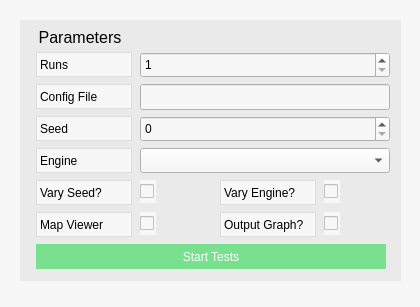
Before: the Qt Designer form main/cpp/ui/stridewindow.ui in svissers/peryite, drawn with Qt 5.
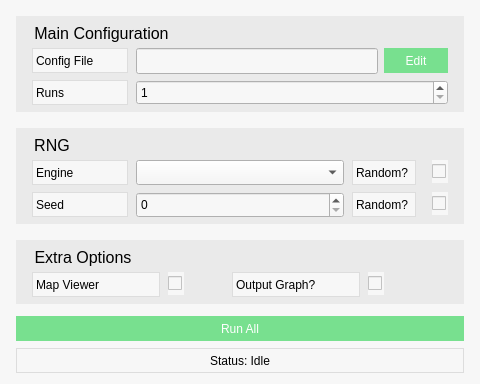
After: the same form once the commit is applied.

Commit message: StrideWindow UI overhaul to make room for new features, and better layout.

Patch:
```diff
--- a/main/cpp/ui/stridewindow.ui
+++ b/main/cpp/ui/stridewindow.ui
@@ -6,8 +6,8 @@
    <rect>
     <x>0</x>
     <y>0</y>
-    <width>420</width>
-    <height>307</height>
+    <width>480</width>
+    <height>384</height>
    </rect>
   </property>
   <property name="windowTitle">
@@ -35,6 +35,10 @@
 	background-color: #3c6382;
 }
 
+QPushButton:disabled {
+	background-color: #aaaaaa;
+}
+
 QGroupBox {
 	border: none;
 	background-color: #eaeaea;
@@ -47,17 +51,17 @@
 	top: 8;
 }</string>
   </property>
-  <widget class="QGroupBox" name="Parameters">
+  <widget class="QGroupBox" name="ConfigGroup">
    <property name="geometry">
     <rect>
-     <x>20</x>
-     <y>20</y>
-     <width>381</width>
-     <height>261</height>
+     <x>16</x>
+     <y>16</y>
+     <width>448</width>
+     <height>96</height>
     </rect>
    </property>
    <property name="title">
-    <string>Parameters</string>
+    <string>Main Configuration</string>
    </property>
    <property name="flat">
     <bool>false</bool>
@@ -69,7 +73,7 @@
     <property name="geometry">
      <rect>
       <x>16</x>
-      <y>32</y>
+      <y>64</y>
       <width>96</width>
       <height>25</height>
      </rect>
@@ -88,7 +92,7 @@
     <property name="geometry">
      <rect>
       <x>16</x>
-      <y>64</y>
+      <y>32</y>
       <width>96</width>
       <height>25</height>
      </rect>
@@ -103,89 +107,13 @@
      <string>Config File</string>
     </property>
    </widget>
-   <widget class="QLabel" name="varySeedLabel">
-    <property name="geometry">
-     <rect>
-      <x>16</x>
-      <y>160</y>
-      <width>96</width>
-      <height>25</height>
-     </rect>
-    </property>
-    <property name="frameShape">
-     <enum>QFrame::Box</enum>
-    </property>
-    <property name="frameShadow">
-     <enum>QFrame::Plain</enum>
-    </property>
-    <property name="text">
-     <string>Vary Seed?</string>
-    </property>
-   </widget>
-   <widget class="QLabel" name="varyEngineLabel">
-    <property name="geometry">
-     <rect>
-      <x>200</x>
-      <y>160</y>
-      <width>96</width>
-      <height>25</height>
-     </rect>
-    </property>
-    <property name="frameShape">
-     <enum>QFrame::Box</enum>
-    </property>
-    <property name="frameShadow">
-     <enum>QFrame::Plain</enum>
-    </property>
-    <property name="text">
-     <string>Vary Engine?</string>
-    </property>
-   </widget>
-   <widget class="QLabel" name="mapViewerLabel">
-    <property name="geometry">
-     <rect>
-      <x>16</x>
-      <y>192</y>
-      <width>96</width>
-      <height>25</height>
-     </rect>
-    </property>
-    <property name="frameShape">
-     <enum>QFrame::Box</enum>
-    </property>
-    <property name="frameShadow">
-     <enum>QFrame::Plain</enum>
-    </property>
-    <property name="text">
-     <string>Map Viewer</string>
-    </property>
-   </widget>
-   <widget class="QLabel" name="scatterGraphLabel">
-    <property name="geometry">
-     <rect>
-      <x>200</x>
-      <y>192</y>
-      <width>96</width>
-      <height>25</height>
-     </rect>
-    </property>
-    <property name="frameShape">
-     <enum>QFrame::Box</enum>
-    </property>
-    <property name="frameShadow">
-     <enum>QFrame::Plain</enum>
-    </property>
-    <property name="text">
-     <string>Output Graph?</string>
-    </property>
-   </widget>
    <widget class="QSpinBox" name="runsInput">
     <property name="geometry">
      <rect>
       <x>120</x>
-      <y>32</y>
-      <width>250</width>
-      <height>26</height>
+      <y>64</y>
+      <width>312</width>
+      <height>25</height>
      </rect>
     </property>
     <property name="minimum">
@@ -198,30 +126,53 @@
      <number>10</number>
     </property>
    </widget>
-   <widget class="QLabel" name="seedLabel">
+   <widget class="QLineEdit" name="configInput">
     <property name="geometry">
      <rect>
-      <x>16</x>
-      <y>96</y>
-      <width>96</width>
+      <x>120</x>
+      <y>32</y>
+      <width>242</width>
+      <height>26</height>
+     </rect>
+    </property>
+   </widget>
+   <widget class="QPushButton" name="editConfigButton">
+    <property name="geometry">
+     <rect>
+      <x>368</x>
+      <y>32</y>
+      <width>64</width>
       <height>25</height>
      </rect>
     </property>
-    <property name="frameShape">
-     <enum>QFrame::Box</enum>
-    </property>
-    <property name="frameShadow">
-     <enum>QFrame::Plain</enum>
-    </property>
     <property name="text">
-     <string>Seed</string>
+     <string>Edit</string>
     </property>
    </widget>
+  </widget>
+  <widget class="QGroupBox" name="RngGroup">
+   <property name="geometry">
+    <rect>
+     <x>16</x>
+     <y>128</y>
+     <width>448</width>
+     <height>96</height>
+    </rect>
+   </property>
+   <property name="title">
+    <string>RNG</string>
+   </property>
+   <property name="flat">
+    <bool>false</bool>
+   </property>
+   <property name="checkable">
+    <bool>false</bool>
+   </property>
    <widget class="QLabel" name="engineLabel">
     <property name="geometry">
      <rect>
       <x>16</x>
-      <y>128</y>
+      <y>32</y>
       <width>96</width>
       <height>25</height>
      </rect>
@@ -240,8 +191,8 @@
     <property name="geometry">
      <rect>
       <x>120</x>
-      <y>128</y>
-      <width>250</width>
+      <y>32</y>
+      <width>208</width>
       <height>25</height>
      </rect>
     </property>
@@ -255,22 +206,31 @@
      <number>-1</number>
     </property>
    </widget>
-   <widget class="QLineEdit" name="configInput">
+   <widget class="QLabel" name="seedLabel">
     <property name="geometry">
      <rect>
-      <x>120</x>
+      <x>16</x>
       <y>64</y>
-      <width>250</width>
-      <height>26</height>
+      <width>96</width>
+      <height>25</height>
      </rect>
     </property>
+    <property name="frameShape">
+     <enum>QFrame::Box</enum>
+    </property>
+    <property name="frameShadow">
+     <enum>QFrame::Plain</enum>
+    </property>
+    <property name="text">
+     <string>Seed</string>
+    </property>
    </widget>
    <widget class="QSpinBox" name="seedInput">
     <property name="geometry">
      <rect>
       <x>120</x>
-      <y>96</y>
-      <width>250</width>
+      <y>64</y>
+      <width>208</width>
       <height>26</height>
      </rect>
     </property>
@@ -278,24 +238,11 @@
      <number>2147483647</number>
     </property>
    </widget>
-   <widget class="QCheckBox" name="varySeedInput">
-    <property name="geometry">
-     <rect>
-      <x>120</x>
-      <y>160</y>
-      <width>16</width>
-      <height>23</height>
-     </rect>
-    </property>
-    <property name="text">
-     <string/>
-    </property>
-   </widget>
    <widget class="QCheckBox" name="varyEngineInput">
     <property name="geometry">
      <rect>
-      <x>304</x>
-      <y>160</y>
+      <x>416</x>
+      <y>32</y>
       <width>16</width>
       <height>23</height>
      </rect>
@@ -304,11 +251,49 @@
      <string/>
     </property>
    </widget>
-   <widget class="QCheckBox" name="mapViewerInput">
+   <widget class="QLabel" name="varyEngineLabel">
     <property name="geometry">
      <rect>
-      <x>120</x>
-      <y>192</y>
+      <x>336</x>
+      <y>32</y>
+      <width>64</width>
+      <height>25</height>
+     </rect>
+    </property>
+    <property name="frameShape">
+     <enum>QFrame::Box</enum>
+    </property>
+    <property name="frameShadow">
+     <enum>QFrame::Plain</enum>
+    </property>
+    <property name="text">
+     <string>Random?</string>
+    </property>
+   </widget>
+   <widget class="QLabel" name="varySeedLabel">
+    <property name="geometry">
+     <rect>
+      <x>336</x>
+      <y>64</y>
+      <width>64</width>
+      <height>25</height>
+     </rect>
+    </property>
+    <property name="frameShape">
+     <enum>QFrame::Box</enum>
+    </property>
+    <property name="frameShadow">
+     <enum>QFrame::Plain</enum>
+    </property>
+    <property name="text">
+     <string>Random?</string>
+    </property>
+   </widget>
+   <widget class="QCheckBox" name="varySeedInput">
+    <property name="geometry">
+     <rect>
+      <x>416</x>
+      <y>64</y>
       <width>16</width>
       <height>23</height>
      </rect>
@@ -317,11 +302,30 @@
      <string/>
     </property>
    </widget>
+  </widget>
+  <widget class="QGroupBox" name="OptionsGroup">
+   <property name="geometry">
+    <rect>
+     <x>16</x>
+     <y>240</y>
+     <width>448</width>
+     <height>64</height>
+    </rect>
+   </property>
+   <property name="title">
+    <string>Extra Options</string>
+   </property>
+   <property name="flat">
+    <bool>false</bool>
+   </property>
+   <property name="checkable">
+    <bool>false</bool>
+   </property>
    <widget class="QCheckBox" name="scatterGraphInput">
     <property name="geometry">
      <rect>
-      <x>304</x>
-      <y>192</y>
+      <x>352</x>
+      <y>32</y>
       <width>16</width>
       <height>23</height>
      </rect>
@@ -330,20 +334,93 @@
      <string/>
     </property>
    </widget>
-   <widget class="QPushButton" name="startButton">
+   <widget class="QLabel" name="scatterGraphLabel">
+    <property name="geometry">
+     <rect>
+      <x>216</x>
+      <y>32</y>
+      <width>128</width>
+      <height>25</height>
+     </rect>
+    </property>
+    <property name="frameShape">
+     <enum>QFrame::Box</enum>
+    </property>
+    <property name="frameShadow">
+     <enum>QFrame::Plain</enum>
+    </property>
+    <property name="text">
+     <string>Output Graph?</string>
+    </property>
+   </widget>
+   <widget class="QCheckBox" name="mapViewerInput">
+    <property name="geometry">
+     <rect>
+      <x>152</x>
+      <y>32</y>
+      <width>16</width>
+      <height>23</height>
+     </rect>
+    </property>
+    <property name="text">
+     <string/>
+    </property>
+   </widget>
+   <widget class="QLabel" name="mapViewerLabel">
     <property name="geometry">
      <rect>
       <x>16</x>
-      <y>224</y>
-      <width>350</width>
+      <y>32</y>
+      <width>128</width>
       <height>25</height>
      </rect>
     </property>
+    <property name="frameShape">
+     <enum>QFrame::Box</enum>
+    </property>
+    <property name="frameShadow">
+     <enum>QFrame::Plain</enum>
+    </property>
     <property name="text">
-     <string>Start Tests</string>
+     <string>Map Viewer</string>
     </property>
    </widget>
   </widget>
+  <widget class="QPushButton" name="runButton_all">
+   <property name="geometry">
+    <rect>
+     <x>16</x>
+     <y>316</y>
+     <width>448</width>
+     <height>25</height>
+    </rect>
+   </property>
+   <property name="text">
+    <string>Run All</string>
+   </property>
+  </widget>
+  <widget class="QLabel" name="statusLabel">
+   <property name="geometry">
+    <rect>
+     <x>16</x>
+     <y>348</y>
+     <width>448</width>
+     <height>25</height>
+    </rect>
+   </property>
+   <property name="frameShape">
+    <enum>QFrame::Box</enum>
+   </property>
+   <property name="frameShadow">
+    <enum>QFrame::Plain</enum>
+   </property>
+   <property name="text">
+    <string>Status: Idle</string>
+   </property>
+   <property name="alignment">
+    <set>Qt::AlignCenter</set>
+   </property>
+  </widget>
  </widget>
  <resources/>
  <connections/>
```
The commit also changes 2 other files.
